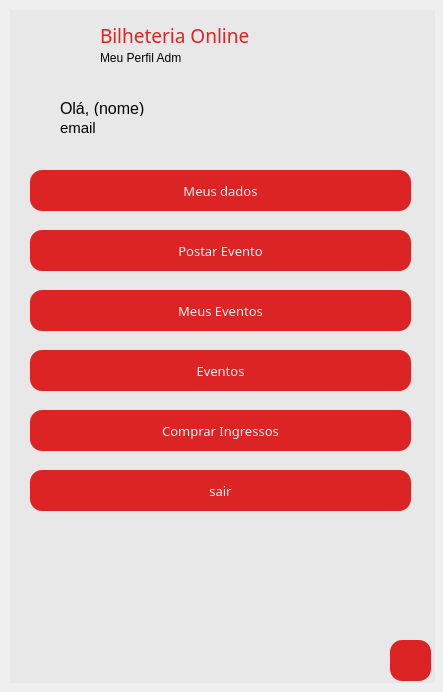
Qt form telas/tela_perfilAdm.ui (ClaraFontes/bilheteria-digital) before a commit.
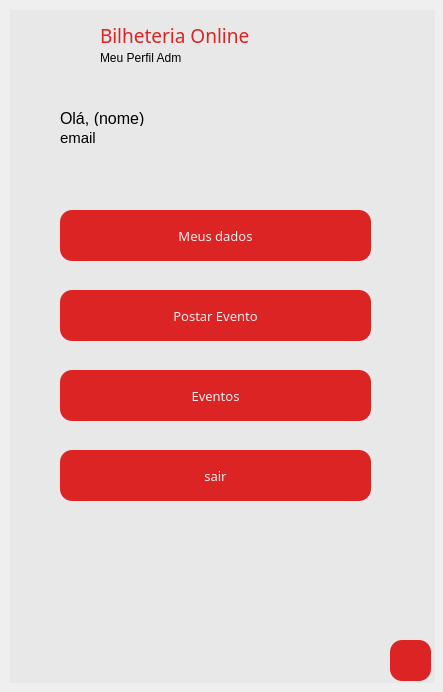
The same form after that commit. Icons and pictures are not drawn.

Commit message: finalizando as telas

Diff of the .ui file:
```diff
--- a/telas/tela_perfilAdm.ui
+++ b/telas/tela_perfilAdm.ui
@@ -37,10 +37,10 @@
     </property>
     <property name="geometry">
      <rect>
-      <x>20</x>
-      <y>340</y>
-      <width>381</width>
-      <height>41</height>
+      <x>50</x>
+      <y>360</y>
+      <width>311</width>
+      <height>51</height>
      </rect>
     </property>
     <property name="font">
@@ -150,51 +150,10 @@
     </property>
     <property name="geometry">
      <rect>
-      <x>20</x>
-      <y>220</y>
-      <width>381</width>
-      <height>41</height>
-     </rect>
-    </property>
-    <property name="font">
-     <font>
-      <family>Arial Rounded MT Bold</family>
-      <pointsize>10</pointsize>
-      <weight>50</weight>
-      <bold>false</bold>
-     </font>
-    </property>
-    <property name="cursor">
-     <cursorShape>PointingHandCursor</cursorShape>
-    </property>
-    <property name="styleSheet">
-     <string notr="true">QPushButton{
-	background-color: rgba(221, 33, 33, 0.99);
-	border-radius: 12px;
-	color: rgb(238, 238, 238);
-}
-
-QPushButton:hover{
-	background-color: rgb(255, 206, 137);
-	border-radius: 12px;
-	color: rgb(100, 76, 47);
-}
-</string>
-    </property>
-    <property name="text">
-     <string>Postar Evento</string>
-    </property>
-   </widget>
-   <widget class="QPushButton" name="bt_meusEventos">
-    <property name="enabled">
-     <bool>true</bool>
-    </property>
-    <property name="geometry">
-     <rect>
-      <x>20</x>
+      <x>50</x>
       <y>280</y>
-      <width>381</width>
-      <height>41</height>
+      <width>311</width>
+      <height>51</height>
      </rect>
     </property>
     <property name="font">
@@ -223,7 +182,7 @@
 </string>
     </property>
     <property name="text">
-     <string>Meus Eventos</string>
+     <string>Postar Evento</string>
     </property>
    </widget>
    <widget class="QPushButton" name="bt_sairAdm">
@@ -232,10 +191,10 @@
     </property>
     <property name="geometry">
      <rect>
-      <x>20</x>
-      <y>460</y>
-      <width>381</width>
-      <height>41</height>
+      <x>50</x>
+      <y>440</y>
+      <width>311</width>
+      <height>51</height>
      </rect>
     </property>
     <property name="font">
@@ -267,57 +226,16 @@
      <string>sair</string>
     </property>
    </widget>
-   <widget class="QPushButton" name="bt_comprarAdm">
-    <property name="enabled">
-     <bool>true</bool>
-    </property>
-    <property name="geometry">
-     <rect>
-      <x>20</x>
-      <y>400</y>
-      <width>381</width>
-      <height>41</height>
-     </rect>
-    </property>
-    <property name="font">
-     <font>
-      <family>Arial Rounded MT Bold</family>
-      <pointsize>10</pointsize>
-      <weight>50</weight>
-      <bold>false</bold>
-     </font>
-    </property>
-    <property name="cursor">
-     <cursorShape>PointingHandCursor</cursorShape>
-    </property>
-    <property name="styleSheet">
-     <string notr="true">QPushButton{
-	background-color: rgba(221, 33, 33, 0.99);
-	border-radius: 12px;
-	color: rgb(238, 238, 238);
-}
-
-QPushButton:hover{
-	background-color: rgb(255, 206, 137);
-	border-radius: 12px;
-	color: rgb(100, 76, 47);
-}
-</string>
-    </property>
-    <property name="text">
-     <string>Comprar Ingressos</string>
-    </property>
-   </widget>
    <widget class="QPushButton" name="bt_dadosAdm">
     <property name="enabled">
      <bool>true</bool>
     </property>
     <property name="geometry">
      <rect>
-      <x>20</x>
-      <y>160</y>
-      <width>381</width>
-      <height>41</height>
+      <x>50</x>
+      <y>200</y>
+      <width>311</width>
+      <height>51</height>
      </rect>
     </property>
     <property name="font">
@@ -413,7 +331,7 @@
     <property name="geometry">
      <rect>
       <x>50</x>
-      <y>90</y>
+      <y>100</y>
       <width>371</width>
       <height>16</height>
      </rect>
@@ -432,7 +350,7 @@
     <property name="geometry">
      <rect>
       <x>50</x>
-      <y>110</y>
+      <y>120</y>
       <width>371</width>
       <height>16</height>
      </rect>
```
Left out of the diff: 2 changed lines with no effect on the pictures. The commit also changes 4 other files.
